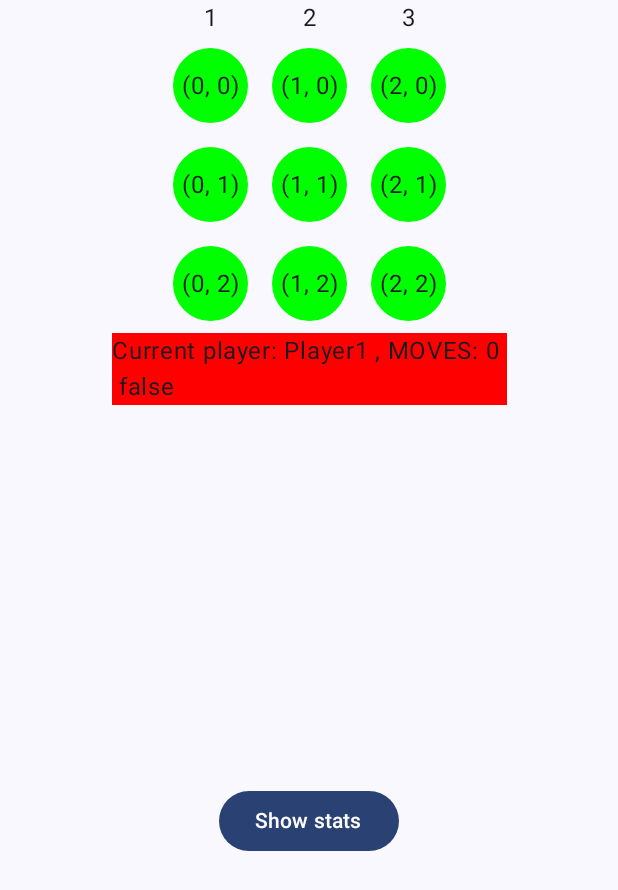
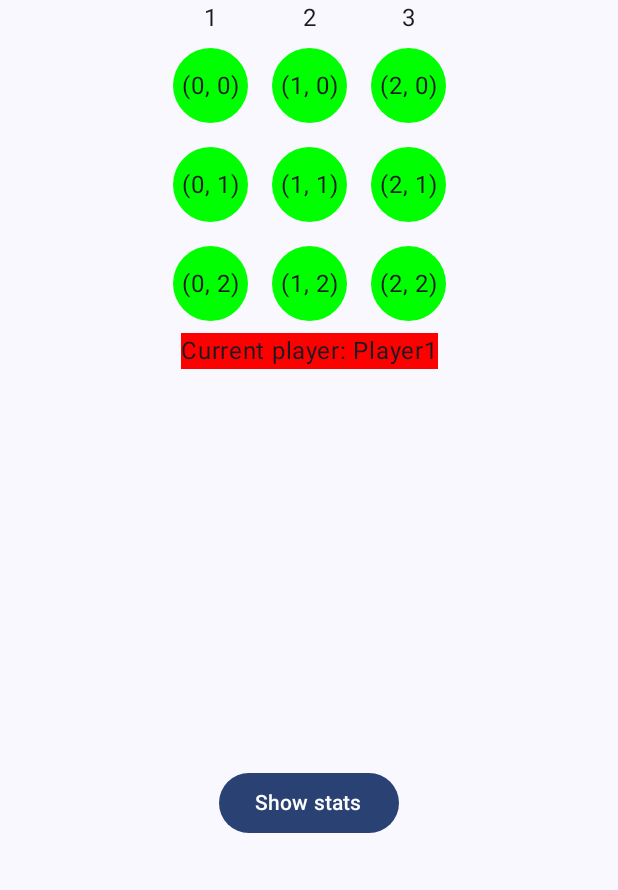
Before and after one commit to MatLeg25/ConnectCoins-KotlinGame, an Android app built with Jetpack Compose: the screen it shows after launch (MainActivity), on a phone screen of 412 x 824 dp. Shown: the top 890 px of the screen. Run offline under Robolectric (Android 15) with nearby library versions, the phone set to English and light mode, and no system bars.

Commit message:
strings updated, getString implemented

```diff
--- a/app/src/main/java/com/example/connectcoins/MainActivity.kt
+++ b/app/src/main/java/com/example/connectcoins/MainActivity.kt
@@ -70,14 +70,14 @@ class MainActivity : ComponentActivity() {
 
                         Text(
                             modifier = Modifier.background(gameUiState.currentPlayer.color),
-                            text = "Current player: ${gameUiState.currentPlayer.name} , MOVES: ${gameUiState.moves} \n ${gameUiState.isGameOver}")
+                            text = getString(R.string.current_player_X, gameUiState.currentPlayer.name))
 
 
                         if (gameUiState.isGameOver) {
                             Button(onClick = {
                                 viewModel.resetGame()
                             }) {
-                                Text(text ="Restart game")
+                                Text(text = getString(R.string.restart_game))
                             }
                         }
 
--- a/app/src/main/java/com/example/connectcoins/ui/BottomModal.kt
+++ b/app/src/main/java/com/example/connectcoins/ui/BottomModal.kt
@@ -23,9 +23,11 @@ import androidx.compose.runtime.rememberCoroutineScope
 import androidx.compose.ui.Alignment
 import androidx.compose.ui.Modifier
 import androidx.compose.ui.graphics.Color
+import androidx.compose.ui.res.stringResource
 import androidx.compose.ui.text.style.TextAlign
 import androidx.compose.ui.tooling.preview.Preview
 import androidx.compose.ui.unit.dp
+import com.example.connectcoins.R
 import com.example.connectcoins.data.Player
 import kotlinx.coroutines.CoroutineScope
 import kotlinx.coroutines.launch
@@ -47,7 +49,9 @@ fun BottomModal(
     val scope = rememberCoroutineScope()
 
     val isGameOver = gameUiState.isGameOver
-    val gameStateText = if (isGameOver) "ENDED" else "IN PROGRESS"
+    val gameStateText =
+        if (isGameOver) stringResource(id = R.string.game_ended)
+        else stringResource(id = R.string.game_in_progress)
     val winner = gameUiState.winner
 
     BottomSheetScaffold(
@@ -63,7 +67,7 @@ fun BottomModal(
                     modifier = Modifier
                         .fillMaxWidth()
                         .background(Color.DarkGray),
-                    text = "Game stats",
+                    text = stringResource(id = R.string.game_stats),
                     textAlign = TextAlign.Center,
                     style = MaterialTheme.typography.titleLarge
                 )
@@ -71,14 +75,16 @@ fun BottomModal(
                 Text(
                     modifier = Modifier.padding(horizontal = 20.dp),
 
-                    text = "Game state: $gameStateText",
+                    text = stringResource(R.string.game_state_X, gameStateText),
                     style = MaterialTheme.typography.bodyMedium,
                 )
                 Spacer(modifier = Modifier.height(24.dp))
                 if (isGameOver) {
                     Text(
                         modifier = Modifier.padding(horizontal = 20.dp),
-                        text = if (winner != null) "The winner is: ${winner.name}" else "The game has no winner, draw.",
+                        text =
+                            if (winner != null) stringResource(id = R.string.game_winner_X, winner.name)
+                            else stringResource(id = R.string.game_no_winner),
                         style = MaterialTheme.typography.bodyMedium,
                     )
                 } else {
@@ -94,7 +100,7 @@ fun BottomModal(
                         setSheetState(scope, sheetState, false)
                     }
                 ) {
-                    Text(text = "Close")
+                    Text(text = stringResource(id = R.string.close))
                 }
             }
 
@@ -110,7 +116,7 @@ fun BottomModal(
                 //toggle state
                 setSheetState(scope, sheetState, !sheetState.isVisible)
             }) {
-                Text(text = "Show stats")
+                Text(text = stringResource(id = R.string.show_stats))
             }
         }
     }
--- a/app/src/main/res/values/strings.xml
+++ b/app/src/main/res/values/strings.xml
@@ -1,3 +1,13 @@
 <resources>
     <string name="app_name">Connect Coins</string>
+    <string name="restart_game">Restart game</string>
+    <string name="current_player_X">Current player: %1$s</string>
+    <string name="show_stats">Show stats</string>
+    <string name="game_stats">Game stats</string>
+    <string name="game_state_X">Game state: %1$s</string>
+    <string name="game_ended">ENDED</string>
+    <string name="close">Close</string>
+    <string name="game_in_progress">IN PROGRESS</string>
+    <string name="game_no_winner">The game has no winner, draw.</string>
+    <string name="game_winner_X">The winner is: %1$s</string>
 </resources>
```
